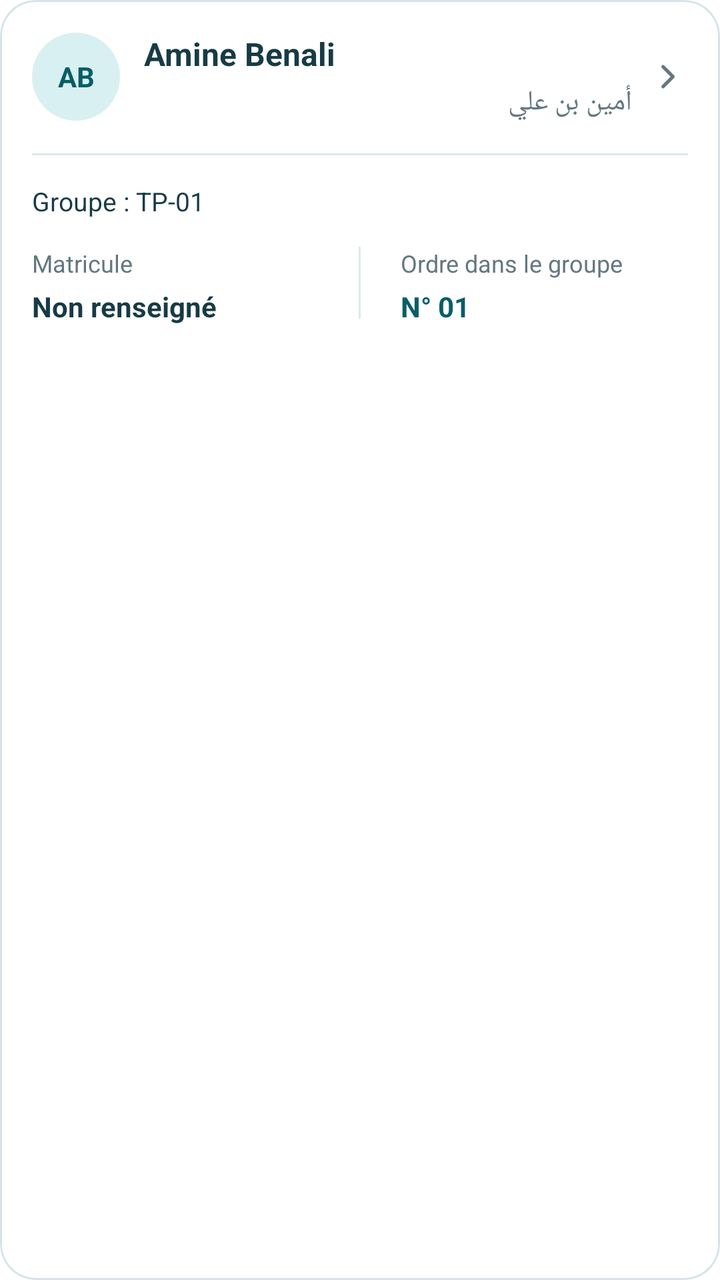
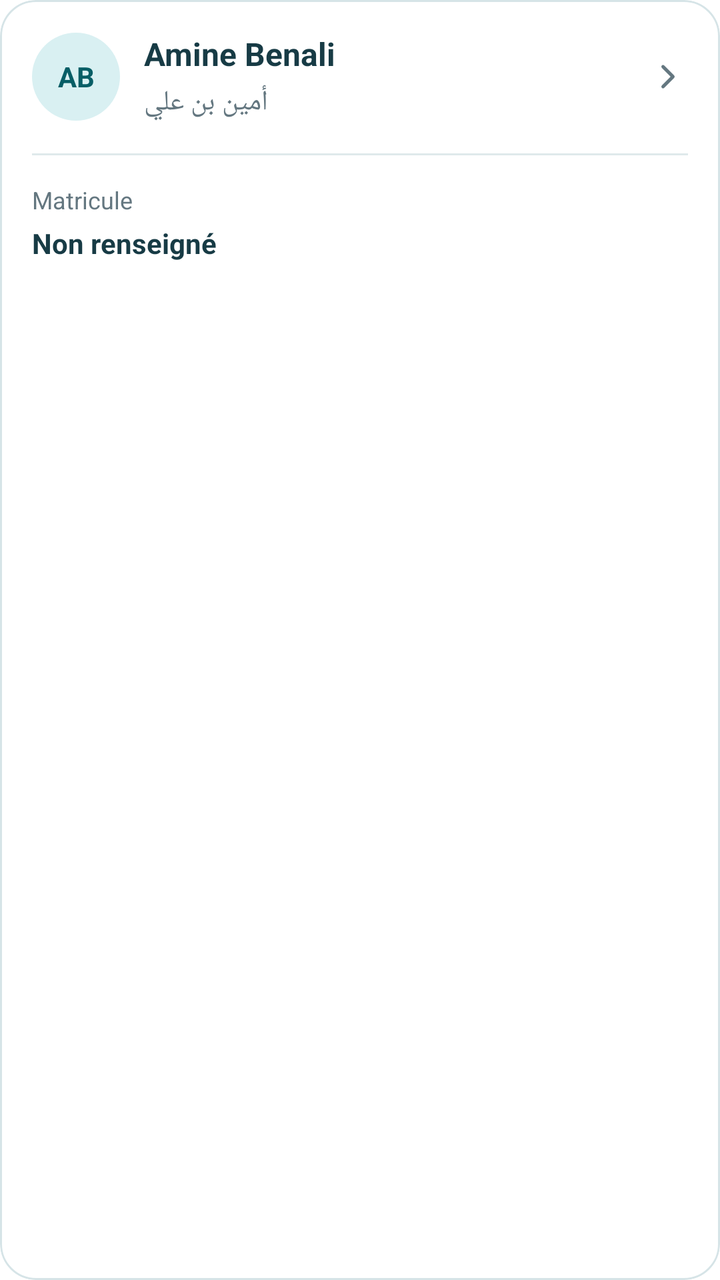

Screens rendered from an Android XML layout before and after an edit, with the pre-edit source and the edit as a unified diff.
<!-- AndroidManifest.xml: application theme Theme.Praticum -->
<!-- res/layout/item_student.xml -->
<?xml version="1.0" encoding="utf-8"?>
<com.google.android.material.card.MaterialCardView
    xmlns:android="http://schemas.android.com/apk/res/android"
    xmlns:app="http://schemas.android.com/apk/res-auto"
    android:id="@+id/cardStudentItem"
    android:layout_width="match_parent"
    android:layout_height="wrap_content"
    android:layout_marginTop="12dp"
    android:clickable="true"
    android:focusable="true"
    android:foreground="?attr/selectableItemBackground"
    app:cardBackgroundColor="@color/white"
    app:cardCornerRadius="18dp"
    app:cardElevation="0dp"
    app:strokeColor="@color/color_outline"
    app:strokeWidth="1dp">

    <LinearLayout
        android:layout_width="match_parent"
        android:layout_height="wrap_content"
        android:orientation="vertical"
        android:padding="16dp">

        
        <LinearLayout
            android:layout_width="match_parent"
            android:layout_height="wrap_content"
            android:gravity="center_vertical"
            android:orientation="horizontal">

            <TextView
                android:id="@+id/tvStudentInitials"
                android:layout_width="44dp"
                android:layout_height="44dp"
                android:background="@drawable/bg_profile_circle"
                android:gravity="center"
                android:text="AB"
                android:textColor="@color/primary_dark"
                android:textSize="14sp"
                android:textStyle="bold" />


            <LinearLayout
                android:layout_width="0dp"
                android:layout_height="wrap_content"
                android:layout_weight="1"
                android:orientation="vertical"
                android:paddingStart="12dp"
                android:paddingEnd="8dp">

                
                <TextView
                    android:id="@+id/tvStudentName"
                    android:layout_width="match_parent"
                    android:layout_height="wrap_content"
                    android:text="Amine Benali"
                    android:textColor="@color/text_primary"
                    android:textSize="16sp"
                    android:textStyle="bold" />

                
                <TextView
                    android:id="@+id/tvStudentNameArabic"
                    android:layout_width="match_parent"
                    android:layout_height="wrap_content"
                    android:layout_marginTop="4dp"
                    android:gravity="start"
                    android:text="أمين بن علي"
                    android:textColor="@color/text_secondary"
                    android:textSize="14sp"
                    android:textDirection="rtl" />

            </LinearLayout>

            <ImageView
                android:layout_width="20dp"
                android:layout_height="20dp"
                android:contentDescription="Ouvrir le détail"
                android:src="@drawable/ic_chevron_right"
                app:tint="@color/text_secondary" />

        </LinearLayout>

        
        <View
            android:layout_width="match_parent"
            android:layout_height="1dp"
            android:layout_marginTop="16dp"
            android:layout_marginBottom="14dp"
            android:background="@color/color_divider" />

        
        <TextView
            android:id="@+id/tvStudentGroup"
            android:layout_width="match_parent"
            android:layout_height="wrap_content"
            android:text="Groupe : TP-01"
            android:textColor="@color/text_primary"
            android:textSize="13sp" />

        
        <LinearLayout
            android:layout_width="match_parent"
            android:layout_height="wrap_content"
            android:layout_marginTop="14dp"
            android:orientation="horizontal">

            <LinearLayout
                android:layout_width="0dp"
                android:layout_height="wrap_content"
                android:layout_weight="1"
                android:orientation="vertical">


                
                <TextView
                    android:layout_width="wrap_content"
                    android:layout_height="wrap_content"
                    android:text="Matricule"
                    android:textColor="@color/text_secondary"
                    android:textSize="12sp" />

                <TextView
                    android:id="@+id/tvStudentMatriculeDetail"
                    android:layout_width="wrap_content"
                    android:layout_height="wrap_content"
                    android:layout_marginTop="4dp"
                    android:text="Non renseigné"
                    android:textColor="@color/text_primary"
                    android:textSize="14sp"
                    android:textStyle="bold" />


            </LinearLayout>

            <View
                android:layout_width="1dp"
                android:layout_height="36dp"
                android:background="@color/color_divider" />


            <LinearLayout
                android:layout_width="0dp"
                android:layout_height="wrap_content"
                android:layout_weight="1"
                android:orientation="vertical"
                android:paddingStart="20dp">

                <TextView
                    android:layout_width="wrap_content"
                    android:layout_height="wrap_content"
                    android:text="Ordre dans le groupe"
                    android:textColor="@color/text_secondary"
                    android:textSize="12sp" />

                <TextView
                    android:id="@+id/tvStudentGroupOrder"
                    android:layout_width="wrap_content"
                    android:layout_height="wrap_content"
                    android:layout_marginTop="4dp"
                    android:text="N° 01"
                    android:textColor="@color/primary_dark"
                    android:textSize="14sp"
                    android:textStyle="bold" />

            </LinearLayout>


        </LinearLayout>

    </LinearLayout>

</com.google.android.material.card.MaterialCardView>
<!-- resources referenced by this layout -->
<resources>
  <color name="color_divider">#DFE9EB</color>
  <color name="color_outline">#D6E4E7</color>
  <color name="primary_dark">#075E66</color>
  <color name="text_primary">#173B45</color>
  <color name="text_secondary">#647780</color>
  <color name="white">#FFFFFF</color>
  <!-- drawable bg_profile_circle (drawable) -->
  <?xml version="1.0" encoding="utf-8"?>
  <shape xmlns:android="http://schemas.android.com/apk/res/android"
      android:shape="oval">
      <solid android:color="@color/color_info_container" />
  </shape>
  <!-- drawable ic_chevron_right (drawable) -->
  <vector xmlns:android="http://schemas.android.com/apk/res/android"
      android:width="24dp"
      android:height="24dp"
      android:viewportWidth="24"
      android:viewportHeight="24">
  
      <path
          android:pathData="M9,18l6,-6 -6,-6"
          android:fillColor="@android:color/transparent"
          android:strokeColor="#647780"
          android:strokeWidth="2"
          android:strokeLineCap="round"
          android:strokeLineJoin="round" />
  </vector>
  <style name="Theme.Praticum" parent="Theme.MaterialComponents.DayNight.NoActionBar">
  
          
          <item name="colorPrimary">@color/primary</item>
          <item name="colorPrimaryVariant">@color/primary_dark</item>
          <item name="colorSecondary">@color/secondary</item>
  
  
          
          <item name="android:enforceNavigationBarContrast">false</item>
  
  
          
          
          <item name="android:statusBarColor">@android:color/transparent</item>
          <item name="android:navigationBarColor">@android:color/transparent</item>
          <item name="android:windowLightStatusBar">false</item>
          <item name="android:windowLightNavigationBar">true</item>
  
  
      </style>
  <color name="color_info_container">#D9F0F2</color>
  <color name="primary">#087F8C</color>
  <color name="secondary">#159AA5</color>
</resources>

<!-- the commit's change to res/layout/item_student.xml (unified diff, before → after) -->
@@ -64,7 +64,7 @@
                     android:layout_width="match_parent"
                     android:layout_height="wrap_content"
                     android:layout_marginTop="4dp"
-                    android:gravity="start"
+                    android:gravity="end"
                     android:text="أمين بن علي"
                     android:textColor="@color/text_secondary"
                     android:textSize="14sp"
@@ -89,82 +89,27 @@
             android:layout_marginBottom="14dp"
             android:background="@color/color_divider" />
 
-        
-        <TextView
-            android:id="@+id/tvStudentGroup"
-            android:layout_width="match_parent"
-            android:layout_height="wrap_content"
-            android:text="Groupe : TP-01"
-            android:textColor="@color/text_primary"
-            android:textSize="13sp" />
-
-        
         <LinearLayout
             android:layout_width="match_parent"
             android:layout_height="wrap_content"
-            android:layout_marginTop="14dp"
-            android:orientation="horizontal">
+            android:orientation="vertical">
 
-            <LinearLayout
-                android:layout_width="0dp"
+            <TextView
+                android:layout_width="wrap_content"
                 android:layout_height="wrap_content"
-                android:layout_weight="1"
-                android:orientation="vertical">
+                android:text="Matricule"
+                android:textColor="@color/text_secondary"
+                android:textSize="12sp" />
 
-
-                
-                <TextView
-                    android:layout_width="wrap_content"
-                    android:layout_height="wrap_content"
-                    android:text="Matricule"
-                    android:textColor="@color/text_secondary"
-                    android:textSize="12sp" />
-
-                <TextView
-                    android:id="@+id/tvStudentMatriculeDetail"
-                    android:layout_width="wrap_content"
-                    android:layout_height="wrap_content"
-                    android:layout_marginTop="4dp"
-                    android:text="Non renseigné"
-                    android:textColor="@color/text_primary"
-                    android:textSize="14sp"
-                    android:textStyle="bold" />
-
-
-            </LinearLayout>
-
-            <View
-                android:layout_width="1dp"
-                android:layout_height="36dp"
-                android:background="@color/color_divider" />
-
-
-            <LinearLayout
-                android:layout_width="0dp"
+            <TextView
+                android:id="@+id/tvStudentMatriculeDetail"
+                android:layout_width="wrap_content"
                 android:layout_height="wrap_content"
-                android:layout_weight="1"
-                android:orientation="vertical"
-                android:paddingStart="20dp">
-
-                <TextView
-                    android:layout_width="wrap_content"
-                    android:layout_height="wrap_content"
-                    android:text="Ordre dans le groupe"
-                    android:textColor="@color/text_secondary"
-                    android:textSize="12sp" />
-
-                <TextView
-                    android:id="@+id/tvStudentGroupOrder"
-                    android:layout_width="wrap_content"
-                    android:layout_height="wrap_content"
-                    android:layout_marginTop="4dp"
-                    android:text="N° 01"
-                    android:textColor="@color/primary_dark"
-                    android:textSize="14sp"
-                    android:textStyle="bold" />
-
-            </LinearLayout>
-
+                android:layout_marginTop="4dp"
+                android:text="Non renseigné"
+                android:textColor="@color/text_primary"
+                android:textSize="14sp"
+                android:textStyle="bold" />
 
         </LinearLayout>
 
